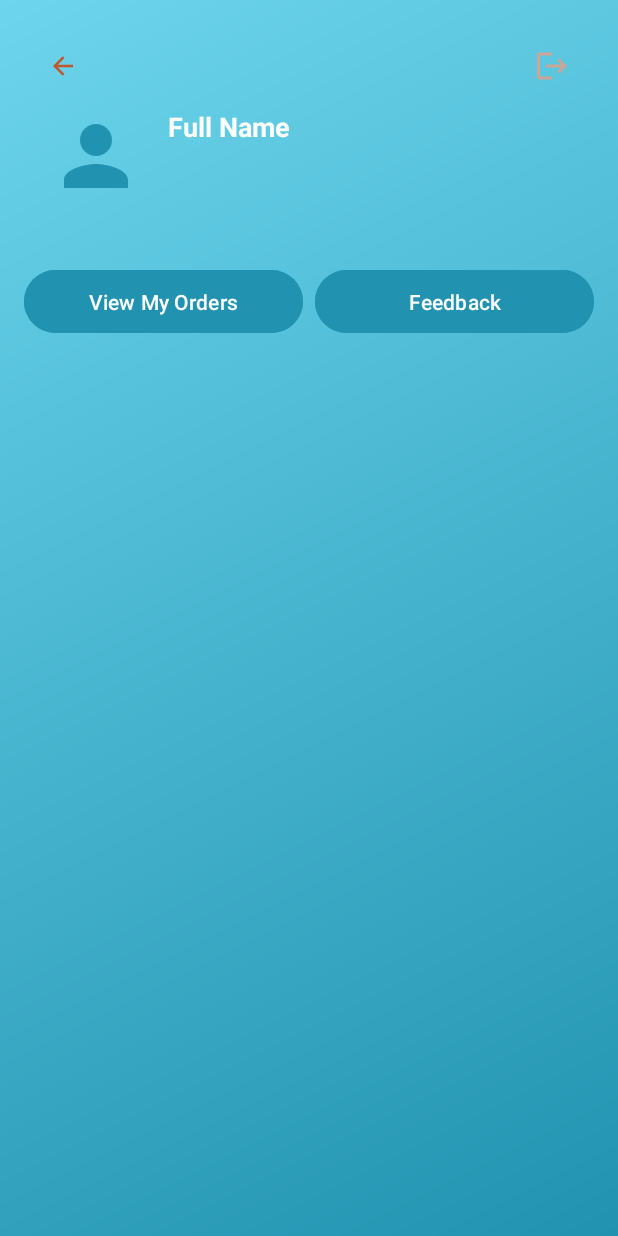
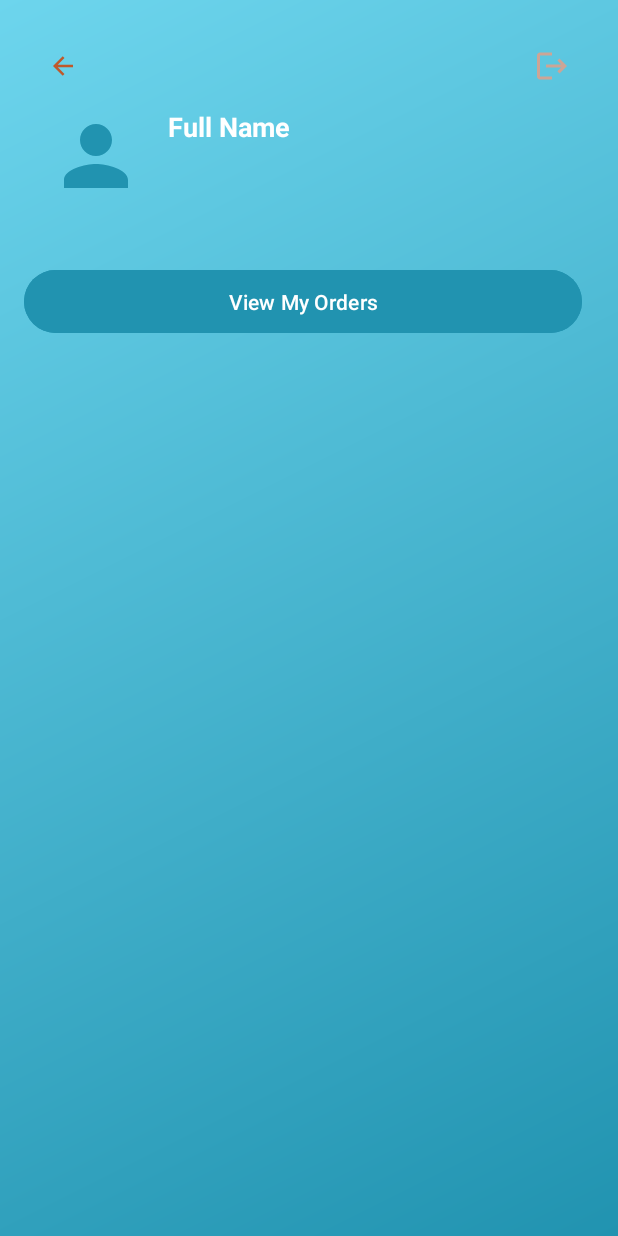
Before and after one commit to kvp133/Pet-Shop-SE1862, an Android app: the UserPanel screen opened directly, with no data from a screen before it, on a phone screen of 412 x 824 dp. Run offline under Robolectric (Android 15) with nearby library versions, the phone set to English and light mode, and no system bars; our stand-ins replace Firebase (no records; nobody signed in at launch, a user with empty details on screens opened directly); pictures from the network do not load.

Commit message:
fix user panel

```diff
--- a/app/src/main/java/com/example/petshopapplication/UserPanel.java
+++ b/app/src/main/java/com/example/petshopapplication/UserPanel.java
@@ -62,10 +62,10 @@ public class UserPanel extends AppCompatActivity {
             startActivity(intent);
         });
 
-        binding.btnFeedback.setOnClickListener(v -> {
-            Intent intent = new Intent(this, ListUserFeedbackActivity.class);
-            startActivity(intent);
-        });
+//        binding.btnFeedback.setOnClickListener(v -> {
+//            Intent intent = new Intent(this, ListUserFeedbackActivity.class);
+//            startActivity(intent);
+//        });
     }
 
     private void fetchUserData() {
--- a/app/src/main/res/layout/activity_user_panel.xml
+++ b/app/src/main/res/layout/activity_user_panel.xml
@@ -100,14 +100,6 @@
             android:text="View My Orders"
             android:textColor="@android:color/white" />
 
-        <Button
-            android:id="@+id/btnFeedback"
-            android:layout_width="0dp"
-            android:layout_height="50dp"
-            android:layout_weight="1"
-            android:backgroundTint="@color/glass_blue_1"
-            android:text="Feedback"
-            android:textColor="@android:color/white" />
     </LinearLayout>
 
 </LinearLayout>
```
Also changed, not shown: app/src/main/res/layout/activity_address_add.xml (+11 -5 lines), app/src/main/res/layout/activity_address_update.xml (+10 -5 lines).
